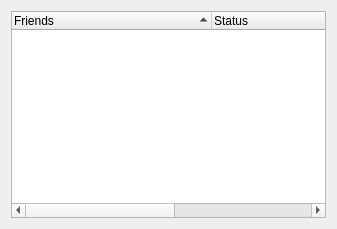
Qt form retroshare-gui/src/gui/common/FriendList.ui (RetroShare/RetroShare) before a commit.
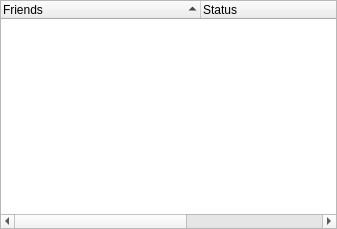
The same form after that commit.

Commit message: fixed the FriendList layout

Diff of the .ui file:
```diff
--- a/retroshare-gui/src/gui/common/FriendList.ui
+++ b/retroshare-gui/src/gui/common/FriendList.ui
@@ -11,6 +11,9 @@
    </rect>
   </property>
   <layout class="QHBoxLayout" name="horizontalLayout">
+   <property name="margin">
+    <number>0</number>
+   </property>
    <item>
     <widget class="QTreeWidget" name="peerTreeWidget">
      <property name="font">
```
Left out of the diff: 3 changed lines with no effect on the pictures.
